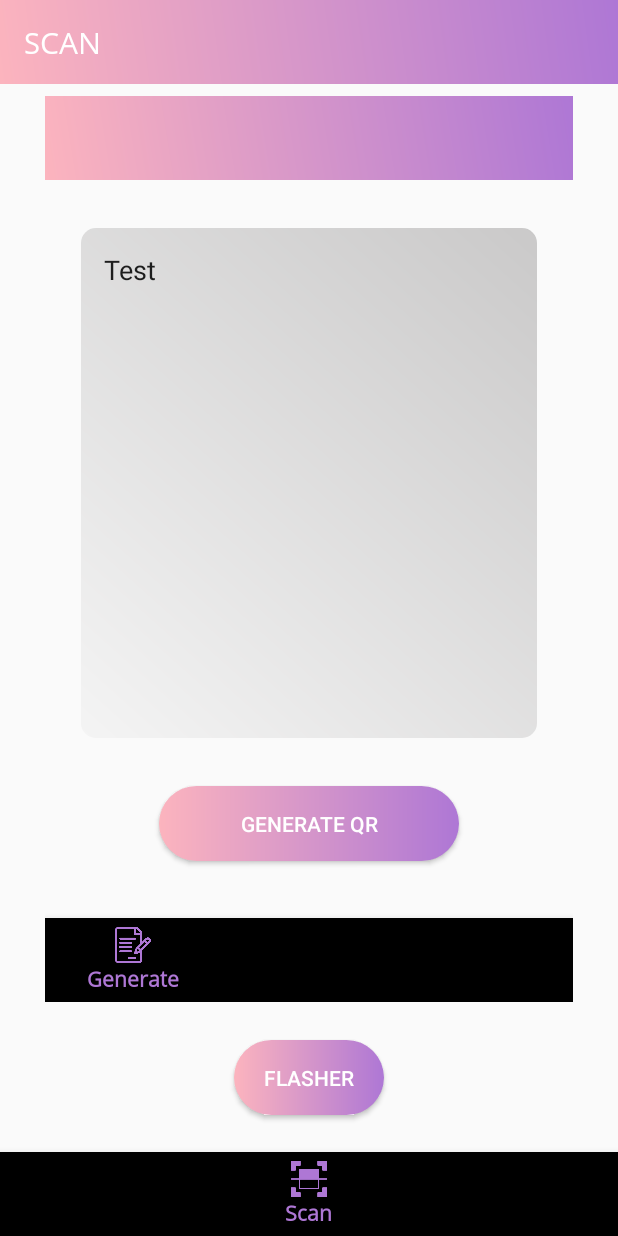
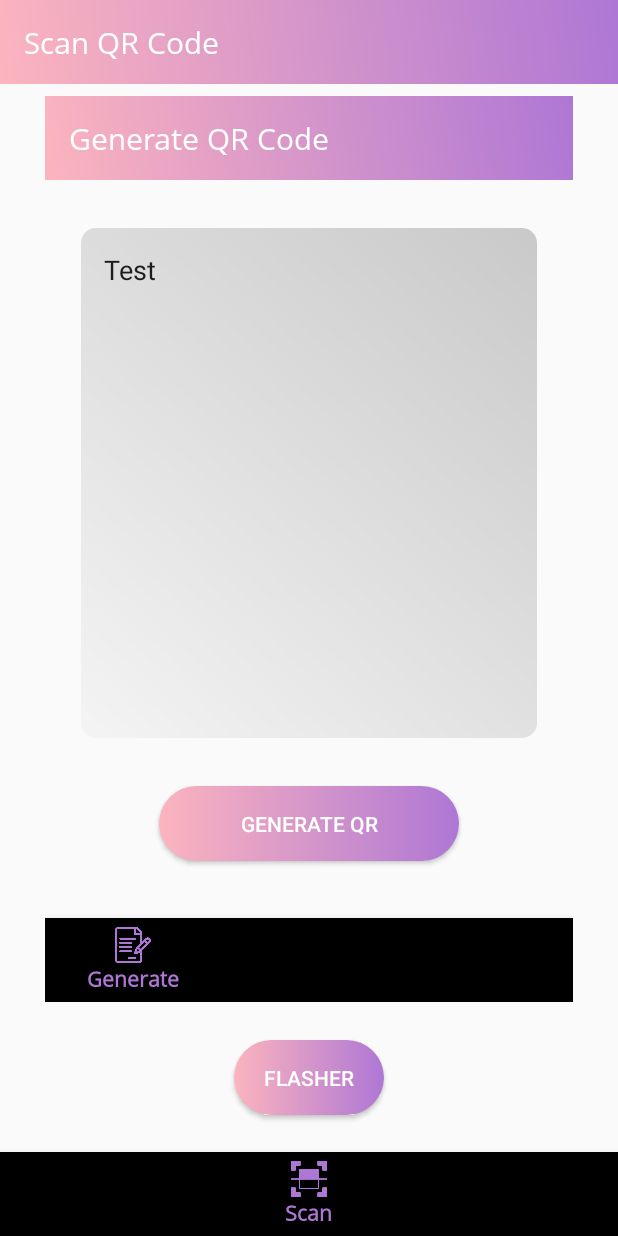
Before and after one commit to gsandaru/QRMe, an Android app: the fragment GenerateFragment placed in its activity, on a phone screen of 412 x 824 dp. Run offline under Robolectric (Android 15) with nearby library versions, the phone set to English and light mode, and no system bars; our stand-ins replace data binding; libraries missing offline, so code that uses them is left out: com.journeyapps.barcodescanner; plain views replace DecoratedBarcodeView; 4 statements that could not run were skipped.

Commit message:
Updated Toolbar Texts

```diff
--- a/app/src/main/java/com/gihansandaru/dev/Fragments/UI/GenerateFragment.java
+++ b/app/src/main/java/com/gihansandaru/dev/Fragments/UI/GenerateFragment.java
@@ -51,6 +51,7 @@ public class GenerateFragment extends BaseFragment {
     public void onViewCreated(@NonNull View view, @Nullable Bundle savedInstanceState) {
         super.onViewCreated(view, savedInstanceState);
         fragmentGenerateBinding.generateBottomNavigationBar.setSelectedItemId(R.id.menuItemGenerate);
+        fragmentGenerateBinding.generateHomeToolbar.setTitle("Generate QR Code");
 
         fragmentGenerateBinding.generateBtnFlasher.setOnClickListener(v -> {
             if (!TextUtils.isEmpty(fragmentGenerateBinding.generateEdittext.getText().toString().trim())) {
--- a/app/src/main/java/com/gihansandaru/dev/Fragments/UI/HomeFragment.java
+++ b/app/src/main/java/com/gihansandaru/dev/Fragments/UI/HomeFragment.java
@@ -61,7 +61,7 @@ public class HomeFragment extends BaseFragment implements  View.OnClickListener
 
         fragmentScanBinding.scanBottomNavigationBar.setSelectedItemId(R.id.menuItemScan);
         fragmentScanBinding.scanBottomNavigationBar.setOnNavigationItemSelectedListener(this);
-        fragmentScanBinding.scanHomeToolbar.setTitle("SCAN");
+        fragmentScanBinding.scanHomeToolbar.setTitle("Scan QR Code");
         decoratedBarcodeView = fragmentScanBinding.scanDecoratedBarcodeView;
         fragmentScanBinding.scanDecoratedBarcodeView.resume();
         fragmentScanBinding.scanDecoratedBarcodeView.decodeSingle(new BarcodeCallback() {
--- a/app/src/main/java/com/gihansandaru/dev/Fragments/UI/ResultFragment.java
+++ b/app/src/main/java/com/gihansandaru/dev/Fragments/UI/ResultFragment.java
@@ -61,7 +61,7 @@ public class ResultFragment extends BaseFragment implements View.OnClickListener
     @Override
     public void onViewCreated(@NonNull View view, @Nullable Bundle savedInstanceState) {
         super.onViewCreated(view, savedInstanceState);
-        fragmentResultBinding.homeToolbar.setTitle("Result");
+        fragmentResultBinding.homeToolbar.setTitle("Decoded QR Code");
         fragmentResultBinding.homeToolbar.setNavigationIcon(R.drawable.ic_arrow_back_black_24dp);
         fragmentResultBinding.homeToolbar.setNavigationOnClickListener(v ->
                 fragmentTransactionListener.replaceFragment(HomeFragment.getInstance(), null)
```
Also changed, not shown: app/build.gradle (+0 -11 lines), app/src/main/ic_launcher-web.png (added), app/src/main/res/mipmap-hdpi/ic_launcher.png, app/src/main/res/mipmap-mdpi/ic_launcher.png, app/src/main/res/mipmap-xhdpi/ic_launcher.png, app/src/main/res/mipmap-xxhdpi/ic_launcher.png, app/src/main/res/mipmap-xxxhdpi/ic_launcher.png, 5 other files.
